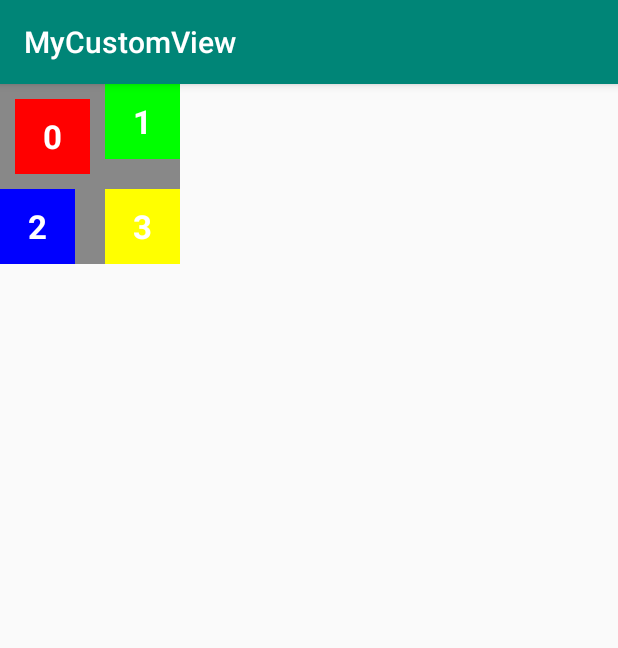
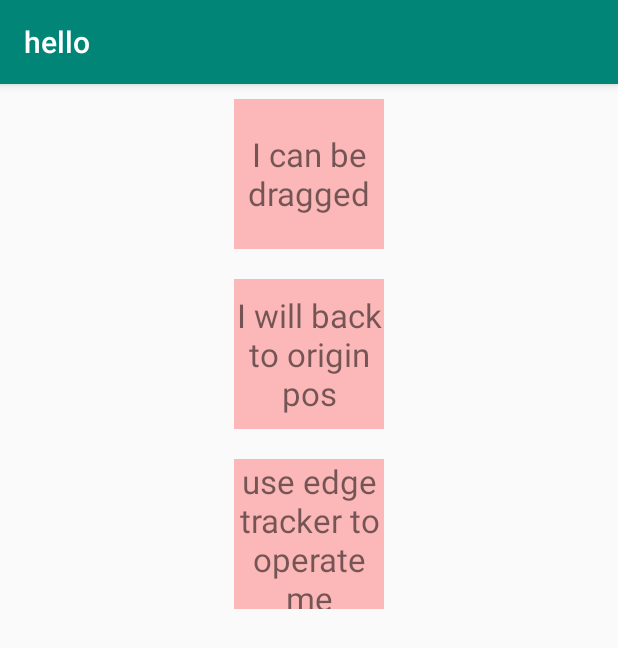
Before and after one commit to happyfsyy/MyCustomVIew, an Android app: the screen it shows after launch (FourItemsViewGroupAct before the commit, DeepVDHLayoutAct after it), on a phone screen of 412 x 824 dp. Shown: the top 648 px of the screen. Run offline under Robolectric (Android 15) with nearby library versions, the phone set to English and light mode, and no system bars.

```diff
--- a/app/src/main/AndroidManifest.xml
+++ b/app/src/main/AndroidManifest.xml
@@ -20,6 +20,12 @@
 
         </activity>
         <activity android:name=".activity.FourItemsViewGroupAct">
+
+        </activity>
+        <activity android:name=".activity.ViewDragHelperAct">
+
+        </activity>
+        <activity android:name=".activity.DeepVDHLayoutAct">
             <intent-filter>
                 <action android:name="android.intent.action.MAIN"/>
                 <category android:name="android.intent.category.LAUNCHER"/>
--- /dev/null
+++ b/app/src/main/java/com/example/mycustomview/activity/DeepVDHLayoutAct.java
@@ -0,0 +1,16 @@
+package com.example.mycustomview.activity;
+
+import android.os.Bundle;
+import android.support.annotation.Nullable;
+import android.support.v7.app.AppCompatActivity;
+
+import com.example.mycustomview.R;
+
+public class DeepVDHLayoutAct extends AppCompatActivity {
+    @Override
+    protected void onCreate(@Nullable Bundle savedInstanceState) {
+        super.onCreate(savedInstanceState);
+        setContentView(R.layout.deep_vdh_layout);
+        setTitle("hello");
+    }
+}
--- /dev/null
+++ b/app/src/main/java/com/example/mycustomview/viewgroup/DeepVDHLayout.java
@@ -0,0 +1,129 @@
+package com.example.mycustomview.viewgroup;
+
+import android.content.Context;
+import android.graphics.Point;
+import android.support.annotation.NonNull;
+import android.support.annotation.Nullable;
+import android.support.v4.widget.ViewDragHelper;
+import android.util.AttributeSet;
+import android.view.MotionEvent;
+import android.view.View;
+import android.widget.LinearLayout;
+
+public class DeepVDHLayout extends LinearLayout {
+    private ViewDragHelper mDragger;
+
+    /**
+     * 可以自由拖动的view
+     */
+    private View mDragView;
+    /**
+     * 除了演示拖动，拖动后松手回到原本的位置。（拖动的越快，返回的越快）
+     */
+    private View mAutoBackView;
+    /**
+     * 边界移动时对view进行捕获，只能从边界拖动的view
+     */
+    private View mEdgeTrackerView;
+
+    private Point mAutoBackOriginPos=new Point();
+    public DeepVDHLayout(Context context, @Nullable AttributeSet attrs) {
+        super(context, attrs);
+
+        mDragger=ViewDragHelper.create(this, 1.0f, new ViewDragHelper.Callback() {
+            @Override
+            public boolean tryCaptureView(@NonNull View view, int i) {
+                //mEdgeTrackerView禁止移动
+                return view==mDragView||view==mAutoBackView;
+            }
+
+            @Override
+            public int clampViewPositionHorizontal(@NonNull View child, int left, int dx) {
+                int leftBound=getPaddingLeft();
+                int rightBound=getWidth()-child.getWidth()-getPaddingRight();
+                int newLeft=Math.min(rightBound,Math.max(leftBound,left));
+                return newLeft;
+            }
+
+            @Override
+            public int clampViewPositionVertical(@NonNull View child, int top, int dy) {
+                int topBound=getPaddingTop();
+                int bottomBound=getHeight()-child.getHeight()-getPaddingBottom();
+                int newTop=Math.min(Math.max(topBound,top),bottomBound);
+                return newTop;
+            }
+
+            /**
+             * 手指释放的时候回调。
+             * <p>判断如果是mAutoBackView，就调用settleCapturedViewAt()方法回到初始的位置。
+             * 大家可以看到紧随其后的代码是invalidate();
+             * <p>因为其内部使用的是mScroller.scroll()，所以别忘了invalidate()以及结合computeScroll()使用。
+             *
+             */
+            @Override
+            public void onViewReleased(@NonNull View releasedChild, float xvel, float yvel) {
+                if(releasedChild==mAutoBackView){
+                    mDragger.settleCapturedViewAt(mAutoBackOriginPos.x,mAutoBackOriginPos.y);
+                    invalidate();
+                }
+            }
+
+            /**
+             * 在边界拖动时回调。
+             * <p>我们在onEdgeDragStarted()回调方法中，主要通过captureChildView()对其进行捕获，
+             * 该方法可以绕过tryCaptureView，所以我们的tryCaptureView虽然并未返回true，但却不影响。
+             * <p>注意，如果需要使用边界检测，需要加上setEdgeTrackingEnabled()。
+             */
+            @Override
+            public void onEdgeDragStarted(int edgeFlags, int pointerId) {
+                mDragger.captureChildView(mEdgeTrackerView,pointerId);
+            }
+
+
+            @Override
+            public int getViewHorizontalDragRange(@NonNull View child) {
+                return getMeasuredWidth()-child.getMeasuredWidth();
+            }
+
+            @Override
+            public int getViewVerticalDragRange(@NonNull View child) {
+                return getMeasuredHeight()-child.getMeasuredHeight();
+            }
+        });
+        mDragger.setEdgeTrackingEnabled(ViewDragHelper.EDGE_LEFT);
+    }
+
+    @Override
+    public boolean onInterceptTouchEvent(MotionEvent ev) {
+        return mDragger.shouldInterceptTouchEvent(ev);
+    }
+
+    @Override
+    public boolean onTouchEvent(MotionEvent event) {
+        mDragger.processTouchEvent(event);
+        return true;
+    }
+
+    @Override
+    protected void onLayout(boolean changed, int l, int t, int r, int b) {
+        super.onLayout(changed, l, t, r, b);
+
+        mAutoBackOriginPos.x=mAutoBackView.getLeft();
+        mAutoBackOriginPos.y=mAutoBackView.getTop();
+    }
+
+    @Override
+    protected void onFinishInflate() {
+        super.onFinishInflate();
+        mDragView=getChildAt(0);
+        mAutoBackView=getChildAt(1);
+        mEdgeTrackerView=getChildAt(2);
+    }
+
+    @Override
+    public void computeScroll() {
+        if(mDragger.continueSettling(true)){
+            invalidate();
+        }
+    }
+}
--- /dev/null
+++ b/app/src/main/res/layout/deep_vdh_layout.xml
@@ -0,0 +1,19 @@
+<?xml version="1.0" encoding="utf-8"?>
+<com.example.mycustomview.viewgroup.DeepVDHLayout
+    xmlns:android="http://schemas.android.com/apk/res/android" android:layout_width="match_parent"
+    android:layout_height="match_parent"
+    android:orientation="vertical">
+    <TextView
+        style="@style/DragTextItem"
+        android:text="I can be dragged"
+        android:layout_margin="10dp"
+        android:clickable="true"/>
+    <TextView
+        style="@style/DragTextItem"
+        android:text="I will back to origin pos"
+        android:layout_margin="10dp"/>
+    <TextView
+        style="@style/DragTextItem"
+        android:text="use edge tracker to operate me"
+        android:layout_margin="10dp"/>
+</com.example.mycustomview.viewgroup.DeepVDHLayout>
--- a/app/src/main/res/values/styles.xml
+++ b/app/src/main/res/values/styles.xml
@@ -17,4 +17,13 @@
         <item name="android:gravity">center</item>
     </style>
 
+    <style name="DragTextItem">
+        <item name="android:layout_width">100dp</item>
+        <item name="android:layout_height">100dp</item>
+        <item name="android:layout_gravity">center</item>
+        <item name="android:background">#44ff0000</item>
+        <item name="android:textSize">22sp</item>
+        <item name="android:gravity">center</item>
+    </style>
+
 </resources>
```
Also changed, not shown: app/src/main/java/com/example/mycustomview/activity/ViewDragHelperAct.java (added, +15 -0 lines), app/src/main/java/com/example/mycustomview/viewgroup/ViewDragHelperLayout.java (added, +54 -0 lines), app/src/main/res/layout/view_drag_helper_layout.xml (added, +18 -0 lines).
